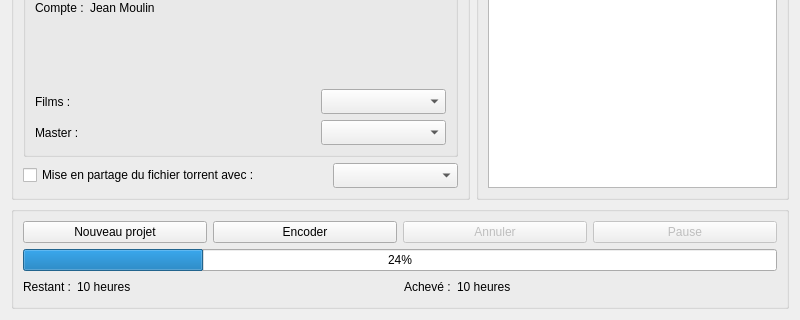
The window that src/View/encodepane.ui (cinemaouvert/OCT) describes before a commit, drawn with Qt 5; both pictures show x 0 to 800 and y 280 to 600 of the 800 by 600 pixel window.
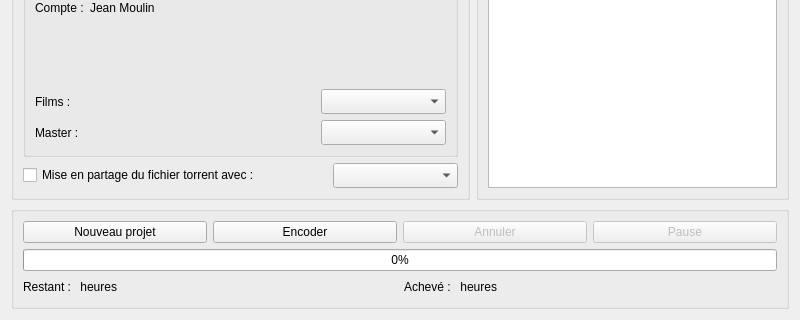
The same window after the commit. Custom widgets are drawn as their Qt base class.

The edit to the form file:
```diff
--- a/src/View/encodepane.ui
+++ b/src/View/encodepane.ui
@@ -418,7 +418,7 @@
       <item>
        <widget class="QProgressBar" name="progressBar_Encoding">
         <property name="value">
-         <number>24</number>
+         <number>0</number>
         </property>
        </widget>
       </item>
@@ -437,7 +437,7 @@
         <item>
          <widget class="QLabel" name="label_EncodingTime">
           <property name="text">
-           <string>10 heures</string>
+           <string> heures</string>
           </property>
          </widget>
         </item>
@@ -464,7 +464,7 @@
         <item>
          <widget class="QLabel" name="label_EncodingTimeDone">
           <property name="text">
-           <string>10 heures</string>
+           <string> heures</string>
           </property>
          </widget>
         </item>
```
